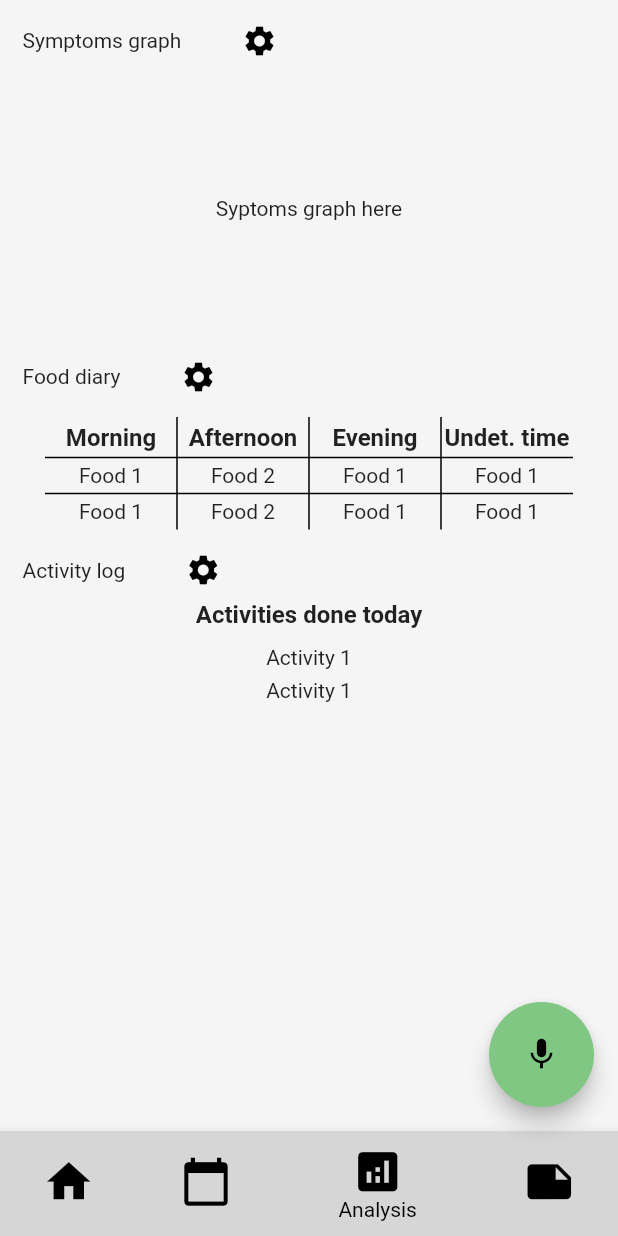
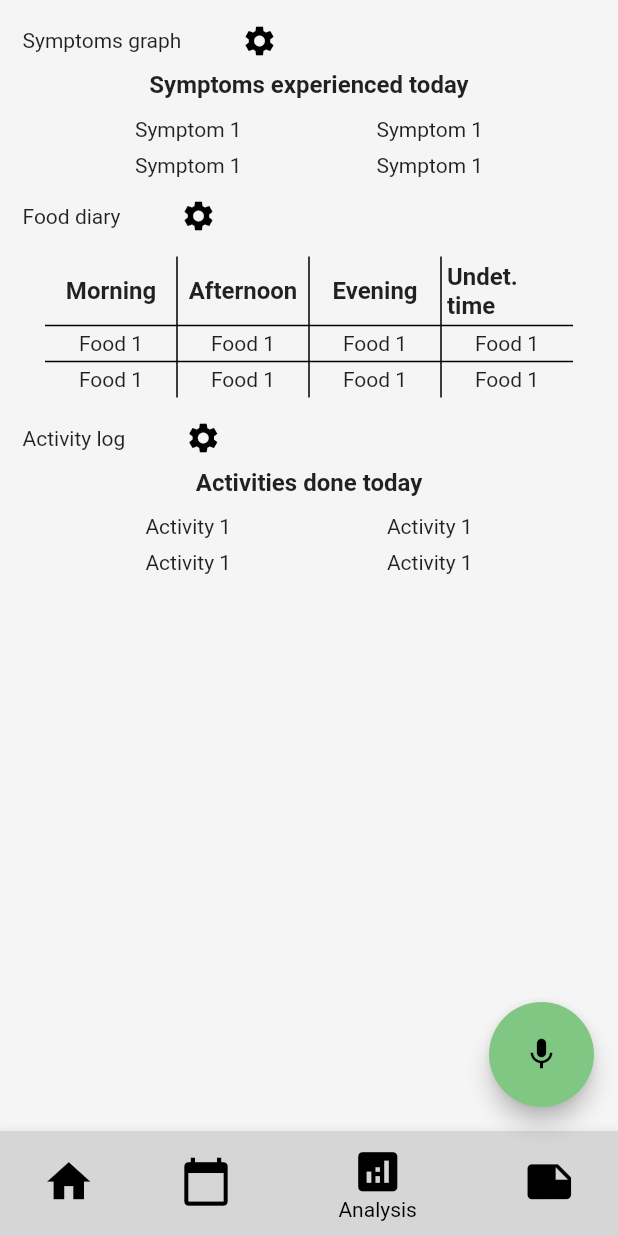
Before and after one commit to SaraFFdez/FYP_ChronicDiseaseApp, a Flutter app: the screen it shows after launch, item 3 of the bottom bar chosen, on a phone screen of 412 x 824 dp. Run offline on Flutter 3.47's test engine with Material 2 defaults, Android fonts, the phone set to English and light mode, and no system bars.

Commit message:
analysis page changes

```diff
--- a/flutterfrontend/lib/screens/analysis_page.dart
+++ b/flutterfrontend/lib/screens/analysis_page.dart
@@ -8,6 +8,13 @@ class AnalysisPage extends StatefulWidget {
 }
 
 class _AnalysisPageState extends State<AnalysisPage> {
+  List<String> activities = ["go for a walk", "go to school", "relax", " "];
+  List<String> symptoms = [
+    "nausea",
+    "bloating",
+    "headaches",
+    "digestive issues"
+  ];
   @override
   Widget build(BuildContext context) {
     return Scaffold(
@@ -16,17 +23,34 @@ class _AnalysisPageState extends State<AnalysisPage> {
         padding: const EdgeInsets.all(15.0),
         child: Column(children: [
           Row(
-            children: [
+            children: const [
               Text("Symptoms graph"),
               SizedBox(width: 40.0),
               Icon(Icons.settings, color: Colors.black)
             ],
           ),
-          const SizedBox(
-            height: 200.0,
-            child: Center(
-              child: Text("Syptoms graph here"),
-            ),
+          Column(
+            children: [
+              const Padding(
+                padding: EdgeInsets.all(8.0),
+                child: Text(
+                  'Symptoms experienced today',
+                  style: TextStyle(fontSize: 16.0, fontWeight: FontWeight.bold),
+                ),
+              ),
+              Container(
+                  margin: const EdgeInsets.fromLTRB(30, 0, 30, 10),
+                  child: Table(
+                      defaultVerticalAlignment:
+                          TableCellVerticalAlignment.middle,
+                      //defaultColumnWidth: ,
+                      // border: TableBorder.all(
+                      //     color: Colors.black, style: BorderStyle.solid, width: 1),
+                      children: [
+                        buildRow(["Symptom 1", "Symptom 1"]),
+                        buildRow(["Symptom 1", "Symptom 1"]),
+                      ]))
+            ],
           ),
           Row(
             children: const [
@@ -36,13 +60,13 @@ class _AnalysisPageState extends State<AnalysisPage> {
             ],
           ),
           Container(
-              margin: const EdgeInsets.all(15),
+              margin: const EdgeInsets.all(15.0),
               child: Table(
                   defaultVerticalAlignment: TableCellVerticalAlignment.middle,
                   //defaultColumnWidth: ,
                   // border: TableBorder.all(
                   //     color: Colors.black, style: BorderStyle.solid, width: 1),
-                  border: TableBorder(
+                  border: const TableBorder(
                       // right: BorderSide(width: 1.0, color: Colors.black),
                       // left: BorderSide(width: 1.0, color: Colors.black),
                       horizontalInside:
@@ -50,56 +74,13 @@ class _AnalysisPageState extends State<AnalysisPage> {
                       verticalInside:
                           BorderSide(width: 1.0, color: Colors.black)),
                   children: [
-                    TableRow(children: [
-                      Column(children: const [
-                        Padding(
-                          padding: EdgeInsets.all(4.0),
-                          child: Text('Morning',
-                              style: TextStyle(
-                                  fontSize: 16.0, fontWeight: FontWeight.bold)),
-                        )
-                      ]),
-                      Column(children: const [
-                        Text('Afternoon',
-                            style: TextStyle(
-                                fontSize: 16.0, fontWeight: FontWeight.bold))
-                      ]),
-                      Column(children: const [
-                        Text('Evening',
-                            style: TextStyle(
-                                fontSize: 16.0, fontWeight: FontWeight.bold))
-                      ]),
-                      Column(children: const [
-                        Text('Undet. time',
-                            style: TextStyle(
-                                fontSize: 16.0, fontWeight: FontWeight.bold))
-                      ]),
-                    ]),
-                    TableRow(children: [
-                      Column(children: [
-                        Padding(
-                          padding: const EdgeInsets.all(4.0),
-                          child: Text('Food 1'),
-                        )
-                      ]),
-                      Column(children: [Text('Food 2')]),
-                      Column(children: [Text('Food 1')]),
-                      Column(children: [Text('Food 1')]),
-                    ]),
-                    TableRow(children: [
-                      Column(children: [
-                        Padding(
-                          padding: const EdgeInsets.all(4.0),
-                          child: Text('Food 1'),
-                        )
-                      ]),
-                      Column(children: [Text('Food 2')]),
-                      Column(children: [Text('Food 1')]),
-                      Column(children: [Text('Food 1')]),
-                    ])
+                    buildRow(["Morning", "Afternoon", "Evening", "Undet. time"],
+                        isHeader: true),
+                    buildRow(["Food 1", "Food 1", "Food 1", "Food 1"]),
+                    buildRow(["Food 1", "Food 1", "Food 1", "Food 1"]),
                   ])),
           Row(
-            children: [
+            children: const [
               Text("Activity log"),
               SizedBox(width: 40.0),
               Icon(Icons.settings, color: Colors.black)
@@ -107,29 +88,40 @@ class _AnalysisPageState extends State<AnalysisPage> {
           ),
           Column(
             children: [
-              Padding(
-                padding: const EdgeInsets.all(8.0),
+              const Padding(
+                padding: EdgeInsets.all(8.0),
                 child: Text(
                   'Activities done today',
                   style: TextStyle(fontSize: 16.0, fontWeight: FontWeight.bold),
                 ),
               ),
-              Padding(
-                padding: const EdgeInsets.all(3.0),
-                child: Text(
-                  'Activity 1',
-                ),
-              ),
-              Padding(
-                padding: const EdgeInsets.all(3.0),
-                child: Text(
-                  'Activity 1',
-                ),
-              )
+              Container(
+                  margin: const EdgeInsets.fromLTRB(30, 0, 30, 10),
+                  child: Table(
+                      defaultVerticalAlignment:
+                          TableCellVerticalAlignment.middle,
+                      //defaultColumnWidth: ,
+                      // border: TableBorder.all(
+                      //     color: Colors.black, style: BorderStyle.solid, width: 1),
+                      children: [
+                        buildRow(["Activity 1", "Activity 1"]),
+                        buildRow(["Activity 1", "Activity 1"]),
+                      ]))
             ],
           )
         ]),
       ),
     );
   }
+
+  TableRow buildRow(List<String> cells, {bool isHeader = false}) => TableRow(
+          children: cells.map((cell) {
+        final txtStyle = TextStyle(
+            fontWeight: isHeader ? FontWeight.bold : FontWeight.normal,
+            fontSize: isHeader ? 16.0 : 14.0);
+        return Padding(
+          padding: const EdgeInsets.all(4.0),
+          child: Center(child: Text(cell, style: txtStyle)),
+        );
+      }).toList());
 }
```
